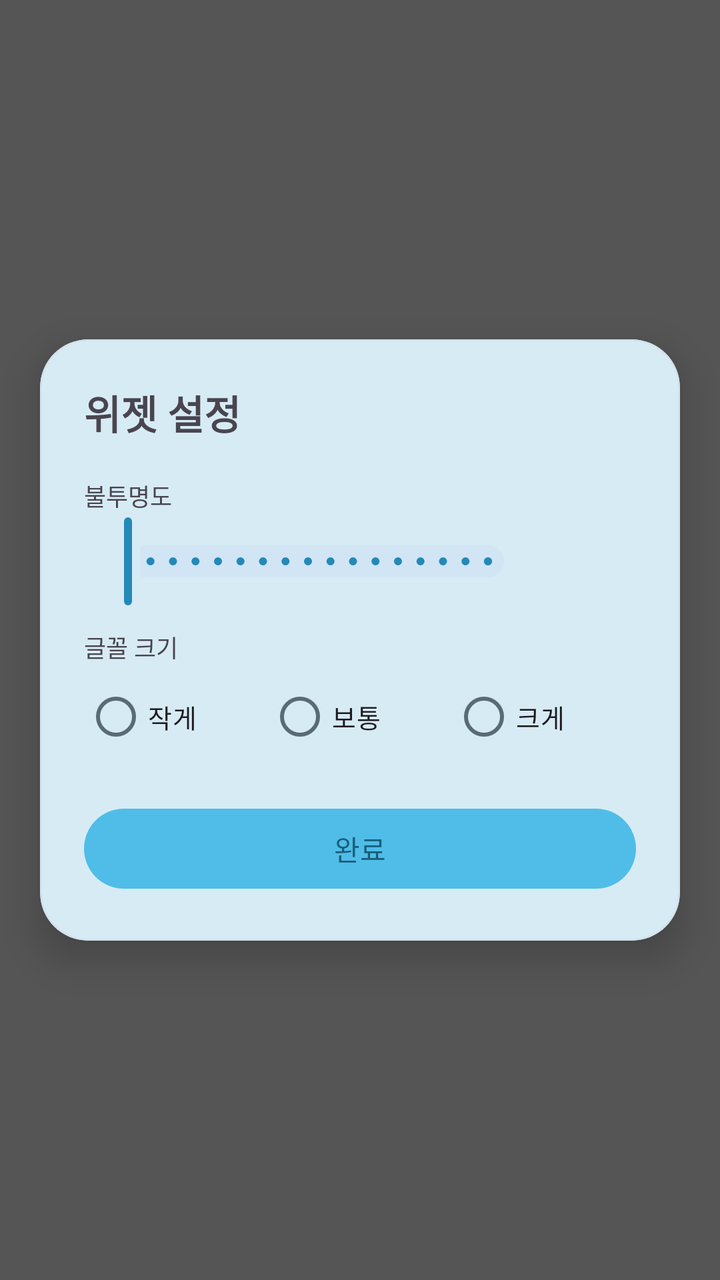
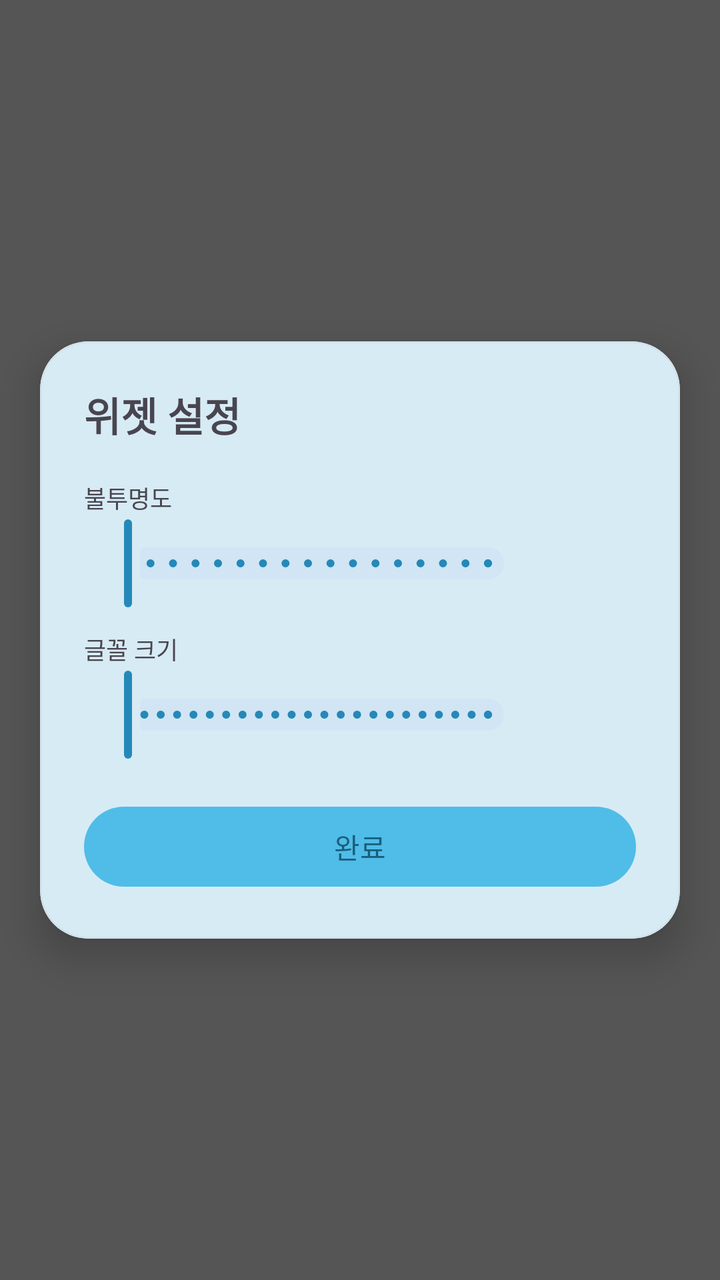

Compare the two renders of this Android layout. The source of the first and the diff that turns it into the second are given below.
<!-- AndroidManifest.xml: activity theme Theme.TodoLock.Popup -->
<!-- res/layout/activity_widget_settings.xml -->
<?xml version="1.0" encoding="utf-8"?>
<FrameLayout xmlns:android="http://schemas.android.com/apk/res/android"
    xmlns:app="http://schemas.android.com/apk/res-auto"
    android:layout_width="match_parent"
    android:layout_height="match_parent">

    <View
        android:id="@+id/scrim"
        android:layout_width="match_parent"
        android:layout_height="match_parent"
        android:background="#AA000000" />

    <com.google.android.material.card.MaterialCardView
        android:layout_width="match_parent"
        android:layout_height="wrap_content"
        android:layout_gravity="center"
        android:layout_marginStart="20dp"
        android:layout_marginEnd="20dp"
        app:cardCornerRadius="24dp"
        app:cardElevation="12dp"
        app:rippleColor="@android:color/transparent"
        android:clickable="true"
        android:focusable="false">

        <LinearLayout
            android:layout_width="match_parent"
            android:layout_height="wrap_content"
            android:orientation="vertical"
            android:padding="22dp">

            <TextView
                android:layout_width="match_parent"
                android:layout_height="wrap_content"
                android:text="위젯 설정"
                android:textSize="20sp"
                android:textStyle="bold" />

            <TextView
                android:layout_width="match_parent"
                android:layout_height="wrap_content"
                android:layout_marginTop="18dp"
                android:text="불투명도"
                android:textSize="12sp"
                android:textColor="?android:attr/textColorSecondary" />

            <LinearLayout
                android:layout_width="match_parent"
                android:layout_height="wrap_content"
                android:orientation="horizontal"
                android:gravity="center_vertical">

                <com.google.android.material.slider.Slider
                    android:id="@+id/slOpacity"
                    android:layout_width="0dp"
                    android:layout_height="wrap_content"
                    android:layout_weight="1"
                    android:stepSize="5"
                    android:valueFrom="20"
                    android:valueTo="100" />

                <TextView
                    android:id="@+id/tvOpacity"
                    android:layout_width="52dp"
                    android:layout_height="wrap_content"
                    android:gravity="end"
                    android:textSize="14sp" />
            </LinearLayout>

            <TextView
                android:layout_width="match_parent"
                android:layout_height="wrap_content"
                android:layout_marginTop="10dp"
                android:text="글꼴 크기"
                android:textSize="12sp"
                android:textColor="?android:attr/textColorSecondary" />

            <RadioGroup
                android:id="@+id/rgFont"
                android:layout_width="match_parent"
                android:layout_height="wrap_content"
                android:orientation="horizontal"
                android:layout_marginTop="2dp">

                <RadioButton
                    android:id="@+id/rbSmall"
                    android:layout_width="0dp"
                    android:layout_height="wrap_content"
                    android:layout_weight="1"
                    android:textSize="13sp"
                    android:text="작게" />

                <RadioButton
                    android:id="@+id/rbMedium"
                    android:layout_width="0dp"
                    android:layout_height="wrap_content"
                    android:layout_weight="1"
                    android:textSize="13sp"
                    android:text="보통" />

                <RadioButton
                    android:id="@+id/rbLarge"
                    android:layout_width="0dp"
                    android:layout_height="wrap_content"
                    android:layout_weight="1"
                    android:textSize="13sp"
                    android:text="크게" />
            </RadioGroup>

            <com.google.android.material.button.MaterialButton
                android:id="@+id/btnDone"
                style="@style/Widget.TodoLock.Button.Sky"
                android:layout_width="match_parent"
                android:layout_height="wrap_content"
                android:layout_marginTop="18dp"
                android:text="완료" />
        </LinearLayout>
    </com.google.android.material.card.MaterialCardView>
</FrameLayout>
<!-- resources referenced by this layout -->
<resources>
  <style name="Widget.TodoLock.Button.Sky" parent="Widget.Material3.Button">
          <item name="backgroundTint">@color/sky_bright</item>
          <item name="android:textColor">@color/on_sky_bright</item>
          <item name="iconTint">@color/on_sky_bright</item>
          <item name="rippleColor">@color/on_sky_bright</item>
      </style>
  <style name="Theme.TodoLock.Popup" parent="Theme.TodoLock">
          <item name="android:windowIsTranslucent">true</item>
          <item name="android:windowBackground">@android:color/transparent</item>
          <item name="android:windowContentOverlay">@null</item>
          <item name="android:windowAnimationStyle">@android:style/Animation.Dialog</item>
          <item name="android:statusBarColor">@android:color/transparent</item>
          <item name="android:navigationBarColor">@android:color/transparent</item>
      </style>
  <color name="sky_bright">#4FBDE8</color>
  <color name="on_sky_bright">#1B5D7A</color>
  <color name="md_primary">#2489B8</color>
  <color name="md_on_primary">#FFFFFF</color>
  <color name="md_primary_container">#DCF2FE</color>
  <color name="md_on_primary_container">#1B5673</color>
  <color name="md_secondary">#4E616D</color>
  <color name="md_on_secondary">#FFFFFF</color>
  <color name="md_secondary_container">#D1E5F4</color>
  <color name="md_on_secondary_container">#0A1E28</color>
  <color name="md_tertiary">#5F5B7D</color>
  <color name="md_on_tertiary">#FFFFFF</color>
  <color name="md_tertiary_container">#E5DEFF</color>
  <color name="md_on_tertiary_container">#1B1736</color>
  <color name="md_error">#BA1A1A</color>
  <color name="md_on_error">#FFFFFF</color>
  <color name="md_error_container">#FFDAD6</color>
  <color name="md_on_error_container">#410002</color>
  <color name="md_background">#F4FBFF</color>
  <color name="md_on_background">#2C3A42</color>
  <color name="md_surface">#F4FBFF</color>
  <color name="md_on_surface">#2C3A42</color>
  <color name="md_surface_variant">#E3EEF5</color>
  <color name="md_on_surface_variant">#5A6B75</color>
  <color name="md_outline">#9BB0BC</color>
  <color name="md_outline_variant">#D3E2EB</color>
  <color name="md_inverse_surface">#2E3133</color>
  <color name="md_inverse_on_surface">#EFF1F3</color>
  <color name="md_inverse_primary">#83CFFF</color>
  <color name="md_surface_dim">#DDEBF4</color>
  <color name="md_surface_bright">#FBFDFF</color>
  <color name="md_surface_container_lowest">#FFFFFF</color>
  <color name="md_surface_container_low">#F9FCFF</color>
  <color name="md_surface_container">#EFF8FE</color>
  <color name="md_surface_container_high">#E7F4FD</color>
  <color name="md_surface_container_highest">#DEEFFB</color>
  <!-- unchanged entries left out for length: 1 -->
</resources>

<!-- the commit's change to res/layout/activity_widget_settings.xml (unified diff, before → after) -->
@@ -74,37 +74,29 @@
                 android:textSize="12sp"
                 android:textColor="?android:attr/textColorSecondary" />
 
-            <RadioGroup
-                android:id="@+id/rgFont"
+            
+            <LinearLayout
                 android:layout_width="match_parent"
                 android:layout_height="wrap_content"
                 android:orientation="horizontal"
-                android:layout_marginTop="2dp">
+                android:gravity="center_vertical">
 
-                <RadioButton
-                    android:id="@+id/rbSmall"
+                <com.google.android.material.slider.Slider
+                    android:id="@+id/slFont"
                     android:layout_width="0dp"
                     android:layout_height="wrap_content"
                     android:layout_weight="1"
-                    android:textSize="13sp"
-                    android:text="작게" />
+                    android:stepSize="0.5"
+                    android:valueFrom="11"
+                    android:valueTo="24" />
 
-                <RadioButton
-                    android:id="@+id/rbMedium"
-                    android:layout_width="0dp"
+                <TextView
+                    android:id="@+id/tvFont"
+                    android:layout_width="52dp"
                     android:layout_height="wrap_content"
-                    android:layout_weight="1"
-                    android:textSize="13sp"
-                    android:text="보통" />
-
-                <RadioButton
-                    android:id="@+id/rbLarge"
-                    android:layout_width="0dp"
-                    android:layout_height="wrap_content"
-                    android:layout_weight="1"
-                    android:textSize="13sp"
-                    android:text="크게" />
-            </RadioGroup>
+                    android:gravity="end"
+                    android:textSize="14sp" />
+            </LinearLayout>
 
             <com.google.android.material.button.MaterialButton
                 android:id="@+id/btnDone"
